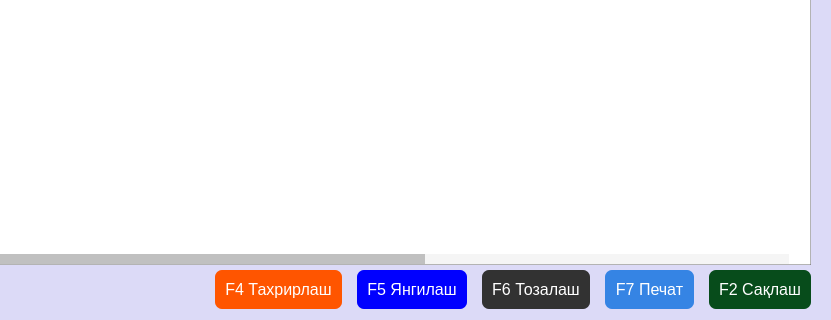
JavokhirMamirov/shopapp, file ui/main_ui.ui: the form before one commit; both pictures show x 535 to 1366 and y 400 to 720 of the 1366 by 720 pixel window.
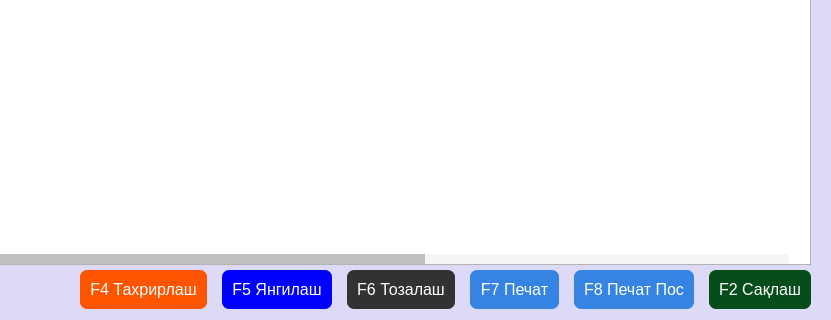
The form after the commit. Icons and pictures are not drawn.

Patch:
```diff
--- a/ui/main_ui.ui
+++ b/ui/main_ui.ui
@@ -1022,6 +1022,29 @@
                 </property>
                </widget>
               </item>
+              <item>
+               <widget class="QPushButton" name="btn_print_pos">
+                <property name="font">
+                 <font>
+                  <pointsize>12</pointsize>
+                 </font>
+                </property>
+                <property name="styleSheet">
+                 <string notr="true">QPushButton{
+	color:#fff;
+	background-color: rgb(53, 132, 228);
+}
+
+QPushButton:hover{
+	
+	background-color: rgb(98, 160, 234);
+}</string>
+                </property>
+                <property name="text">
+                 <string>F8 Печат Пос</string>
+                </property>
+               </widget>
+              </item>
               <item>
                <widget class="QPushButton" name="btn_save">
                 <property name="font">
```
Left out of the diff: 2 changed lines with no effect on the pictures.
